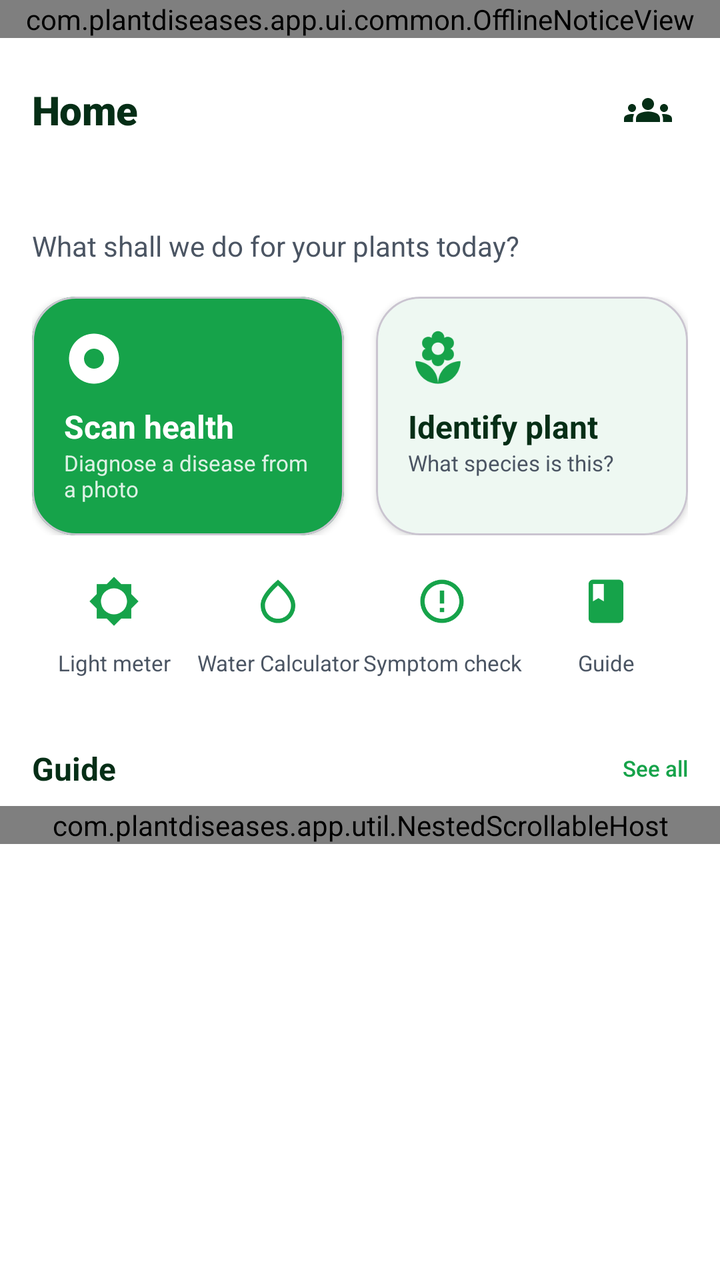
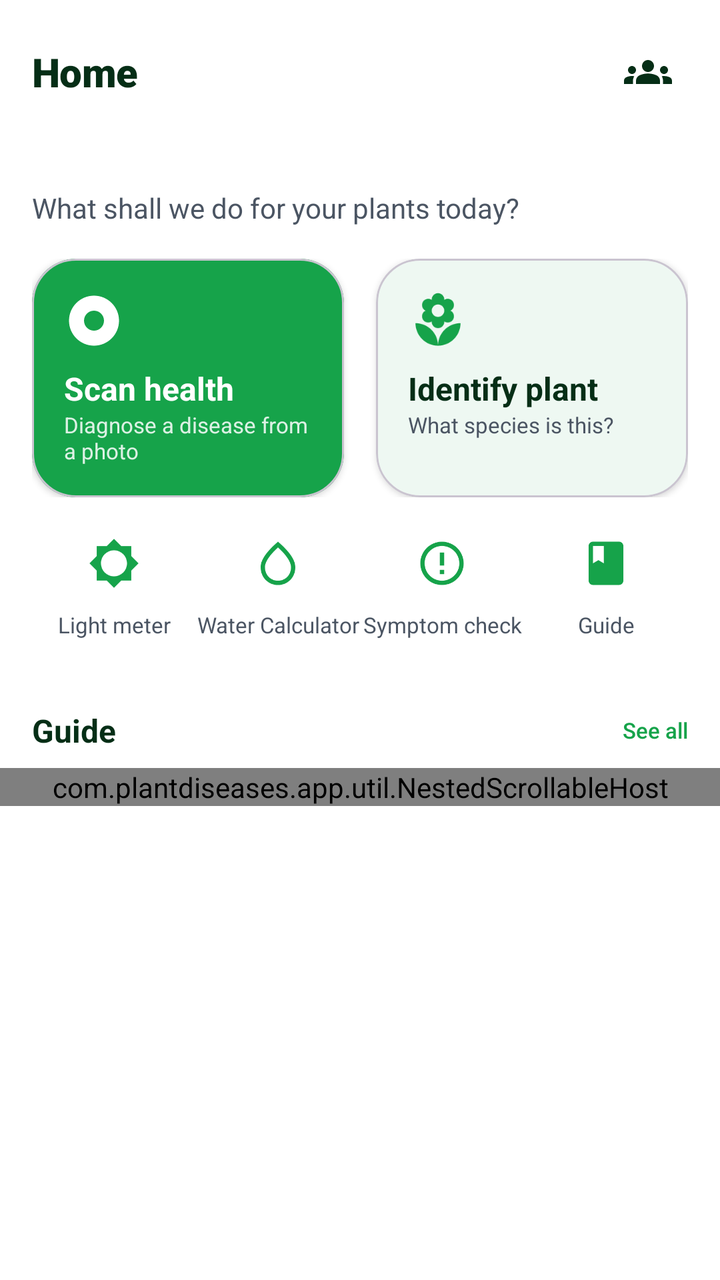

Compare the two renders of this Android layout. The source of the first and the diff that turns it into the second are given below.
<!-- AndroidManifest.xml: application theme Theme.PlantDiseases -->
<!-- res/layout/fragment_home.xml -->
<?xml version="1.0" encoding="utf-8"?>
<LinearLayout
    xmlns:android="http://schemas.android.com/apk/res/android"
    xmlns:app="http://schemas.android.com/apk/res-auto"
    android:layout_width="match_parent"
    android:layout_height="match_parent"
    android:orientation="vertical"
    android:background="@color/background">

    
    <com.plantdiseases.app.ui.common.OfflineNoticeView
        android:id="@+id/offline_notice"
        android:layout_width="match_parent"
        android:layout_height="wrap_content" />

    <androidx.core.widget.NestedScrollView
        android:id="@+id/home_scroll"
        android:layout_width="match_parent"
        android:layout_height="0dp"
        android:layout_weight="1"
        android:clipToPadding="false"
        android:fillViewport="true">

        <LinearLayout
            android:layout_width="match_parent"
            android:layout_height="wrap_content"
            android:orientation="vertical"
            android:paddingTop="@dimen/space_lg"
            android:paddingBottom="@dimen/space_3xl">

        
        <LinearLayout
            android:layout_width="match_parent"
            android:layout_height="wrap_content"
            android:orientation="horizontal"
            android:gravity="center_vertical"
            android:paddingHorizontal="@dimen/content_gutter">

            <TextView
                android:layout_width="0dp"
                android:layout_height="wrap_content"
                android:layout_weight="1"
                android:text="@string/tab_home"
                android:textColor="@color/on_surface"
                android:textSize="@dimen/text_title"
                android:fontFamily="sans-serif-black"
                android:letterSpacing="-0.01" />

            <ImageButton
                android:id="@+id/btn_nearby_scans"
                android:layout_width="40dp"
                android:layout_height="40dp"
                android:background="?attr/selectableItemBackgroundBorderless"
                android:src="@drawable/ic_community"
                app:tint="@color/on_surface"
                android:contentDescription="@string/nearby_scans_cd" />

        </LinearLayout>

        
        <TextView
            android:id="@+id/tv_greeting"
            android:layout_width="match_parent"
            android:layout_height="wrap_content"
            android:layout_marginTop="@dimen/space_xs"
            android:paddingHorizontal="@dimen/content_gutter"
            android:fontFamily="sans-serif-medium"
            android:textColor="@color/on_surface"
            android:textSize="@dimen/text_headline" />

        <TextView
            android:id="@+id/tv_greeting_sub"
            android:layout_width="match_parent"
            android:layout_height="wrap_content"
            android:layout_marginTop="2dp"
            android:paddingHorizontal="@dimen/content_gutter"
            android:text="@string/home_subtitle"
            android:textColor="@color/on_surface_secondary"
            android:textSize="@dimen/text_body" />

        
        <LinearLayout
            android:id="@+id/home_primary_actions"
            android:layout_width="match_parent"
            android:layout_height="wrap_content"
            android:layout_marginTop="@dimen/space_lg"
            android:orientation="horizontal"
            android:paddingHorizontal="@dimen/content_gutter">

            
            <com.google.android.material.card.MaterialCardView
                android:id="@+id/card_scan"
                android:layout_width="0dp"
                android:layout_height="match_parent"
                android:layout_weight="1"
                android:layout_marginEnd="@dimen/space_sm"
                android:clickable="true"
                android:focusable="true"
                app:cardBackgroundColor="@color/primary"
                app:cardCornerRadius="@dimen/radius_lg"
                app:cardElevation="2dp">

                <LinearLayout
                    android:layout_width="match_parent"
                    android:layout_height="wrap_content"
                    android:orientation="vertical"
                    android:padding="@dimen/space_lg">

                    <ImageView
                        android:layout_width="30dp"
                        android:layout_height="30dp"
                        android:src="@drawable/ic_scan"
                        app:tint="@android:color/white"
                        android:contentDescription="@string/home_scan_title" />

                    <TextView
                        android:layout_width="match_parent"
                        android:layout_height="wrap_content"
                        android:layout_marginTop="@dimen/space_sm"
                        android:text="@string/home_scan_title"
                        android:textColor="@android:color/white"
                        android:textStyle="bold"
                        android:textSize="@dimen/text_title_sm" />

                    <TextView
                        android:layout_width="match_parent"
                        android:layout_height="wrap_content"
                        android:text="@string/home_scan_sub"
                        android:textColor="#D9FFFFFF"
                        android:textSize="@dimen/text_caption" />
                </LinearLayout>
            </com.google.android.material.card.MaterialCardView>

            <com.google.android.material.card.MaterialCardView
                android:id="@+id/card_identify"
                android:layout_width="0dp"
                android:layout_height="match_parent"
                android:layout_weight="1"
                android:layout_marginStart="@dimen/space_sm"
                android:clickable="true"
                android:focusable="true"
                app:cardBackgroundColor="@color/surface"
                app:cardCornerRadius="@dimen/radius_lg"
                app:cardElevation="2dp">

                <LinearLayout
                    android:layout_width="match_parent"
                    android:layout_height="wrap_content"
                    android:orientation="vertical"
                    android:padding="@dimen/space_lg">

                    <ImageView
                        android:layout_width="30dp"
                        android:layout_height="30dp"
                        android:src="@drawable/ic_plant_placeholder"
                        app:tint="@color/primary"
                        android:contentDescription="@string/home_identify_title" />

                    <TextView
                        android:layout_width="match_parent"
                        android:layout_height="wrap_content"
                        android:layout_marginTop="@dimen/space_sm"
                        android:text="@string/home_identify_title"
                        android:textColor="@color/on_surface"
                        android:textStyle="bold"
                        android:textSize="@dimen/text_title_sm" />

                    <TextView
                        android:layout_width="match_parent"
                        android:layout_height="wrap_content"
                        android:text="@string/home_identify_sub"
                        android:textColor="@color/on_surface_secondary"
                        android:textSize="@dimen/text_caption" />
                </LinearLayout>
            </com.google.android.material.card.MaterialCardView>
        </LinearLayout>

        
        <LinearLayout
            android:id="@+id/home_quick_tools"
            android:layout_width="match_parent"
            android:layout_height="wrap_content"
            android:layout_marginTop="@dimen/space_md"
            android:orientation="horizontal"
            android:paddingHorizontal="@dimen/content_gutter">

            <LinearLayout
                android:id="@+id/tile_light"
                style="@style/HomeToolTile">

                <ImageView style="@style/HomeToolTileIcon" android:src="@drawable/ic_light" />

                <TextView style="@style/HomeToolTileLabel" android:text="@string/home_tool_light" />
            </LinearLayout>

            <LinearLayout
                android:id="@+id/tile_water"
                style="@style/HomeToolTile">

                <ImageView style="@style/HomeToolTileIcon" android:src="@drawable/ic_watering" />

                <TextView style="@style/HomeToolTileLabel" android:text="@string/home_tool_water" />
            </LinearLayout>

            <LinearLayout
                android:id="@+id/tile_symptom"
                style="@style/HomeToolTile">

                <ImageView style="@style/HomeToolTileIcon" android:src="@drawable/ic_disease" />

                <TextView style="@style/HomeToolTileLabel" android:text="@string/home_tool_symptom" />
            </LinearLayout>

            <LinearLayout
                android:id="@+id/tile_guide"
                style="@style/HomeToolTile">

                <ImageView style="@style/HomeToolTileIcon" android:src="@drawable/ic_guide" />

                <TextView style="@style/HomeToolTileLabel" android:text="@string/home_tool_guide" />
            </LinearLayout>
        </LinearLayout>

        
        <LinearLayout
            android:id="@+id/section_species"
            android:layout_width="match_parent"
            android:layout_height="wrap_content"
            android:layout_marginTop="@dimen/space_xl"
            android:orientation="vertical"
            android:visibility="gone">

            <LinearLayout
                android:layout_width="match_parent"
                android:layout_height="wrap_content"
                android:gravity="center_vertical"
                android:orientation="horizontal"
                android:paddingHorizontal="@dimen/content_gutter">

                <TextView
                    android:id="@+id/tv_species_title"
                    android:layout_width="0dp"
                    android:layout_height="wrap_content"
                    android:layout_weight="1"
                    android:text="@string/home_trending"
                    android:textColor="@color/on_surface"
                    android:textSize="@dimen/text_title_sm"
                    android:textStyle="bold" />

                <TextView
                    android:id="@+id/tv_trending_scope"
                    android:layout_width="wrap_content"
                    android:layout_height="wrap_content"
                    android:textColor="@color/on_surface_secondary"
                    android:textSize="@dimen/text_caption" />
            </LinearLayout>

            <com.plantdiseases.app.util.NestedScrollableHost
                android:layout_width="match_parent"
                android:layout_height="wrap_content"
                android:layout_marginTop="@dimen/space_sm">

                <androidx.recyclerview.widget.RecyclerView
                    android:id="@+id/rv_species"
                    android:layout_width="match_parent"
                    android:layout_height="wrap_content"
                    android:clipToPadding="false"
                    android:nestedScrollingEnabled="false"
                    android:orientation="horizontal"
                    android:paddingHorizontal="@dimen/content_gutter" />
            </com.plantdiseases.app.util.NestedScrollableHost>
        </LinearLayout>

        
        <LinearLayout
            android:id="@+id/section_popular"
            android:layout_width="match_parent"
            android:layout_height="wrap_content"
            android:layout_marginTop="@dimen/space_xl"
            android:orientation="vertical"
            android:visibility="gone">

            <TextView
                android:layout_width="match_parent"
                android:layout_height="wrap_content"
                android:paddingHorizontal="@dimen/content_gutter"
                android:text="@string/home_popular_diseases"
                android:textColor="@color/on_surface"
                android:textSize="@dimen/text_title_sm"
                android:textStyle="bold" />

            <com.plantdiseases.app.util.NestedScrollableHost
                android:layout_width="match_parent"
                android:layout_height="wrap_content"
                android:layout_marginTop="@dimen/space_sm">

                <androidx.recyclerview.widget.RecyclerView
                    android:id="@+id/rv_popular"
                    android:layout_width="match_parent"
                    android:layout_height="wrap_content"
                    android:clipToPadding="false"
                    android:nestedScrollingEnabled="false"
                    android:orientation="horizontal"
                    android:paddingHorizontal="@dimen/content_gutter" />
            </com.plantdiseases.app.util.NestedScrollableHost>
        </LinearLayout>

        
        <LinearLayout
            android:layout_width="match_parent"
            android:layout_height="wrap_content"
            android:layout_marginTop="@dimen/space_xl"
            android:orientation="vertical">

            <LinearLayout
                android:layout_width="match_parent"
                android:layout_height="wrap_content"
                android:gravity="center_vertical"
                android:orientation="horizontal"
                android:paddingHorizontal="@dimen/content_gutter">

                <TextView
                    android:layout_width="0dp"
                    android:layout_height="wrap_content"
                    android:layout_weight="1"
                    android:text="@string/home_disease_guide"
                    android:textColor="@color/on_surface"
                    android:textSize="@dimen/text_title_sm"
                    android:textStyle="bold" />

                <TextView
                    android:id="@+id/tv_guide_all"
                    android:layout_width="wrap_content"
                    android:layout_height="wrap_content"
                    android:text="@string/home_see_all"
                    android:textColor="@color/primary"
                    android:textSize="@dimen/text_caption"
                    android:fontFamily="sans-serif-medium" />
            </LinearLayout>

            <com.plantdiseases.app.util.NestedScrollableHost
                android:layout_width="match_parent"
                android:layout_height="wrap_content"
                android:layout_marginTop="@dimen/space_sm">

                <androidx.recyclerview.widget.RecyclerView
                    android:id="@+id/rv_guide"
                    android:layout_width="match_parent"
                    android:layout_height="wrap_content"
                    android:clipToPadding="false"
                    android:nestedScrollingEnabled="false"
                    android:orientation="horizontal"
                    android:paddingHorizontal="@dimen/content_gutter" />
            </com.plantdiseases.app.util.NestedScrollableHost>
        </LinearLayout>

        </LinearLayout>
    </androidx.core.widget.NestedScrollView>

</LinearLayout>
<!-- resources referenced by this layout -->
<resources>
  <color name="background">#FFFFFF</color>
  <color name="on_surface">#052E16</color>
  <color name="on_surface_secondary">#4B5563</color>
  <color name="primary">#16A34A</color>
  <color name="surface">#FFFFFF</color>
  <dimen name="content_gutter">16dp</dimen>
  <dimen name="radius_lg">22dp</dimen>
  <dimen name="space_3xl">32dp</dimen>
  <dimen name="space_lg">16dp</dimen>
  <dimen name="space_md">12dp</dimen>
  <dimen name="space_sm">8dp</dimen>
  <dimen name="space_xl">20dp</dimen>
  <dimen name="space_xs">4dp</dimen>
  <dimen name="text_body">14sp</dimen>
  <dimen name="text_caption">11sp</dimen>
  <dimen name="text_headline">24sp</dimen>
  <dimen name="text_title">20sp</dimen>
  <dimen name="text_title_sm">16sp</dimen>
  <!-- drawable ic_guide (drawable) -->
  <vector xmlns:android="http://schemas.android.com/apk/res/android" android:width="24dp" android:height="24dp" android:viewportWidth="24" android:viewportHeight="24">
      <path android:fillColor="#000000" android:pathData="M18,2H6c-1.1,0 -2,0.9 -2,2v16c0,1.1 0.9,2 2,2h12c1.1,0 2,-0.9 2,-2V4c0,-1.1 -0.9,-2 -2,-2zM6,4h5v8l-2.5,-1.5L6,12V4z"/>
  </vector>
  <!-- drawable ic_scan (drawable) -->
  <vector xmlns:android="http://schemas.android.com/apk/res/android" android:width="24dp" android:height="24dp" android:viewportWidth="24" android:viewportHeight="24">
      <path android:fillColor="#FFFFFF" android:pathData="M12,2C6.48,2 2,6.48 2,12s4.48,10 10,10 10,-4.48 10,-10S17.52,2 12,2zM12,16c-2.21,0 -4,-1.79 -4,-4s1.79,-4 4,-4 4,1.79 4,4 -1.79,4 -4,4z"/>
  </vector>
  <string name="home_disease_guide">Guide</string>
  <string name="home_identify_sub">What species is this?</string>
  <string name="home_identify_title">Identify plant</string>
  <string name="home_popular_diseases">Popular diseases</string>
  <string name="home_scan_sub">Diagnose a disease from a photo</string>
  <string name="home_scan_title">Scan health</string>
  <string name="home_see_all">See all</string>
  <string name="home_subtitle">What shall we do for your plants today?</string>
  <string name="home_tool_guide">Guide</string>
  <string name="home_tool_light">Light meter</string>
  <string name="home_tool_symptom">Symptom check</string>
  <string name="home_tool_water">Water Calculator</string>
  <string name="home_trending">Trending in your country</string>
  <string name="nearby_scans_cd">Community scans</string>
  <string name="tab_home">Home</string>
  <style name="HomeToolTileIcon">
          <item name="android:layout_width">26dp</item>
          <item name="android:layout_height">26dp</item>
          <item name="android:tint">@color/primary</item>
      </style>
  <color name="primary_dark">#15803D</color>
  <color name="on_primary">#FFFFFF</color>
  <color name="primary_light">#DCFCE7</color>
  <color name="secondary">#4ADE80</color>
  <color name="on_secondary">#052E16</color>
  <color name="surface_variant">#F0FDF4</color>
  <color name="surface_container_low">#F4FBF6</color>
  <color name="surface_container">#ECF7F0</color>
  <style name="App.FAB" parent="Widget.Material3.FloatingActionButton.Primary">
          <item name="backgroundTint">@color/primary</item>
          <item name="tint">@color/on_primary</item>
          <item name="rippleColor">@color/primary_dark</item>
          <item name="elevation">6dp</item>
          <item name="hoveredFocusedTranslationZ">8dp</item>
          <item name="pressedTranslationZ">10dp</item>
      </style>
  <style name="ShapeAppearance.App.Button" parent="ShapeAppearance.Material3.Corner.Large">
          <item name="cornerSize">24dp</item>
      </style>
  <dimen name="space_2xl">24dp</dimen>
  <!-- unchanged entries left out for length: 10 -->
</resources>

<!-- the commit's change to res/layout/fragment_home.xml (unified diff, before → after) -->
@@ -8,10 +8,6 @@
     android:background="@color/background">
 
     
-    <com.plantdiseases.app.ui.common.OfflineNoticeView
-        android:id="@+id/offline_notice"
-        android:layout_width="match_parent"
-        android:layout_height="wrap_content" />
 
     <androidx.core.widget.NestedScrollView
         android:id="@+id/home_scroll"
